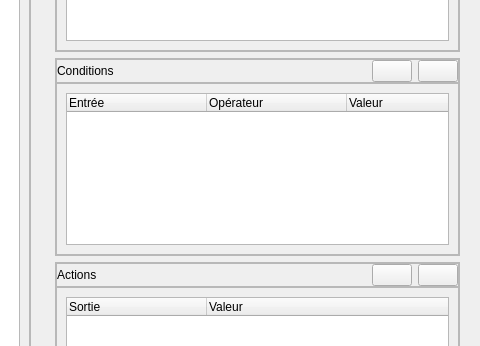
This is data/formrules.ui in calaos/calaos_installer as Qt 5 draws it before an edit; both pictures show x 395 to 875 and y 167 to 513 of the 875 by 648 pixel window. The edited form follows.
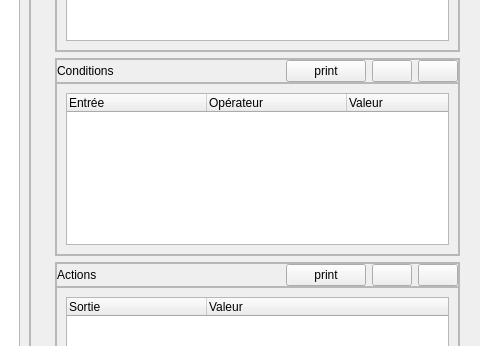
This is the edited form. Icons and pictures are not drawn. Custom widgets are drawn as their Qt base class.

Commit message: Add conditions/actions popup

```diff
--- a/data/formrules.ui
+++ b/data/formrules.ui
@@ -471,6 +471,16 @@
               </property>
              </widget>
             </item>
+            <item>
+             <widget class="QPushButton" name="pushButtonCond">
+              <property name="text">
+               <string>print</string>
+              </property>
+              <property name="class" stdset="0">
+               <string>HeaderButton</string>
+              </property>
+             </widget>
+            </item>
             <item>
              <widget class="QPushButton" name="bt_condition_add">
               <property name="sizePolicy">
@@ -630,6 +640,16 @@
               </property>
              </widget>
             </item>
+            <item>
+             <widget class="QPushButton" name="pushButtonAction">
+              <property name="text">
+               <string>print</string>
+              </property>
+              <property name="class" stdset="0">
+               <string>HeaderButton</string>
+              </property>
+             </widget>
+            </item>
             <item>
              <widget class="QPushButton" name="bt_action_add">
               <property name="sizePolicy">
```
Left out of the diff: 3 changed lines with no effect on the pictures. The commit also changes 18 other files.
